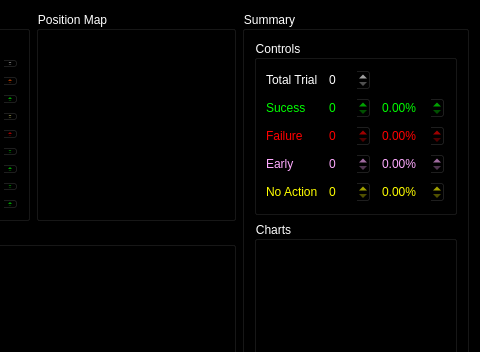
Above: VOTA_Control/VOTAScopeMS/block_training_plot.ui from VNMurthyLab/VOTA-1 before the change; both pictures show x 595 to 1075 and y 0 to 352 of the 1075 by 681 pixel window. Below: the same form after it.
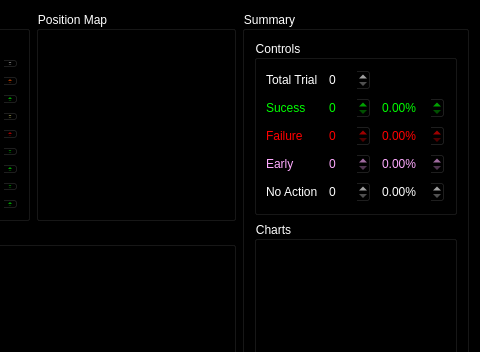
That is the form after the change.

```diff
--- a/VOTA_Control/VOTAScopeMS/block_training_plot.ui
+++ b/VOTA_Control/VOTAScopeMS/block_training_plot.ui
@@ -156,7 +156,7 @@
             <bool>true</bool>
            </property>
            <property name="styleSheet">
-            <string notr="true">color:rgb(255, 255, 0)</string>
+            <string notr="true"/>
            </property>
            <property name="suffix">
             <string>%</string>
@@ -169,7 +169,7 @@
          <item row="4" column="0">
           <widget class="QLabel" name="label_24">
            <property name="styleSheet">
-            <string notr="true">color:rgb(255, 255, 0)</string>
+            <string notr="true"/>
            </property>
            <property name="text">
             <string>No Action</string>
@@ -182,7 +182,7 @@
             <bool>true</bool>
            </property>
            <property name="styleSheet">
-            <string notr="true">color:rgb(255, 255, 0)</string>
+            <string notr="true"/>
            </property>
            <property name="decimals">
             <number>0</number>
```
